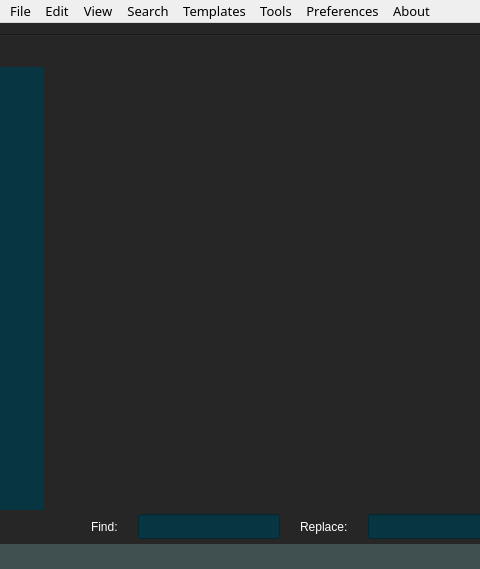
jubal-R/Geist, file src/mainwindow.ui: the form before one commit; both pictures show x 0 to 480 and y 0 to 569 of the 961 by 569 pixel window.
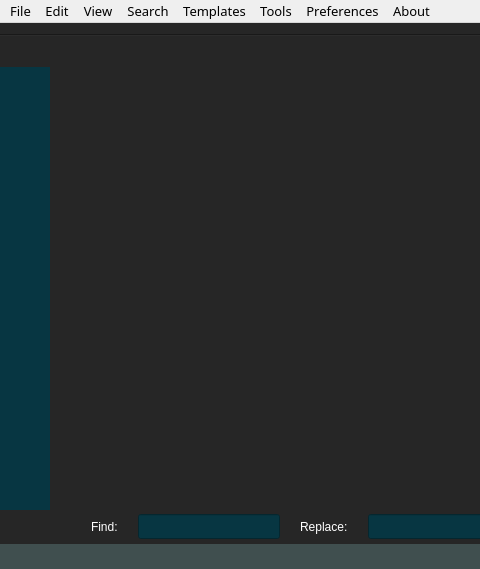
The form after the commit.

Commit message: formated stylsheets

```diff
--- a/src/mainwindow.ui
+++ b/src/mainwindow.ui
@@ -65,7 +65,7 @@
        <widget class="QListWidget" name="listWidget">
         <property name="maximumSize">
          <size>
-          <width>44</width>
+          <width>50</width>
           <height>16777215</height>
          </size>
         </property>
```
The commit also changes 2 other files.
